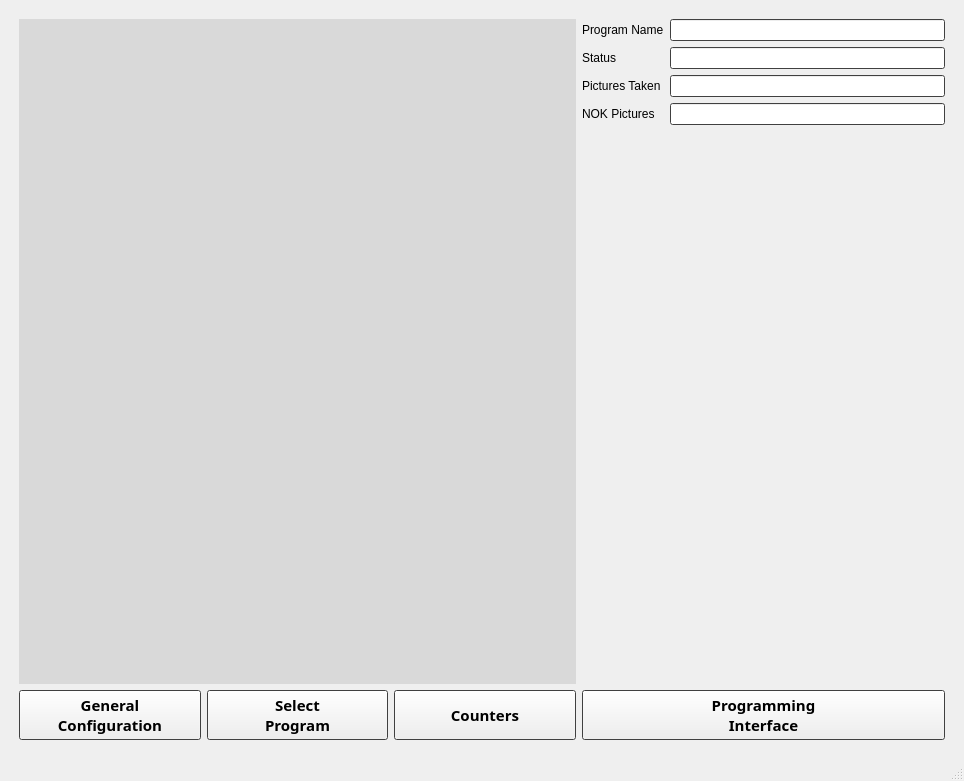
Above: RPi/ui/SFVI.ui from jorgetrumbel/SFVI-MIA before the change. Below: the same form after it.
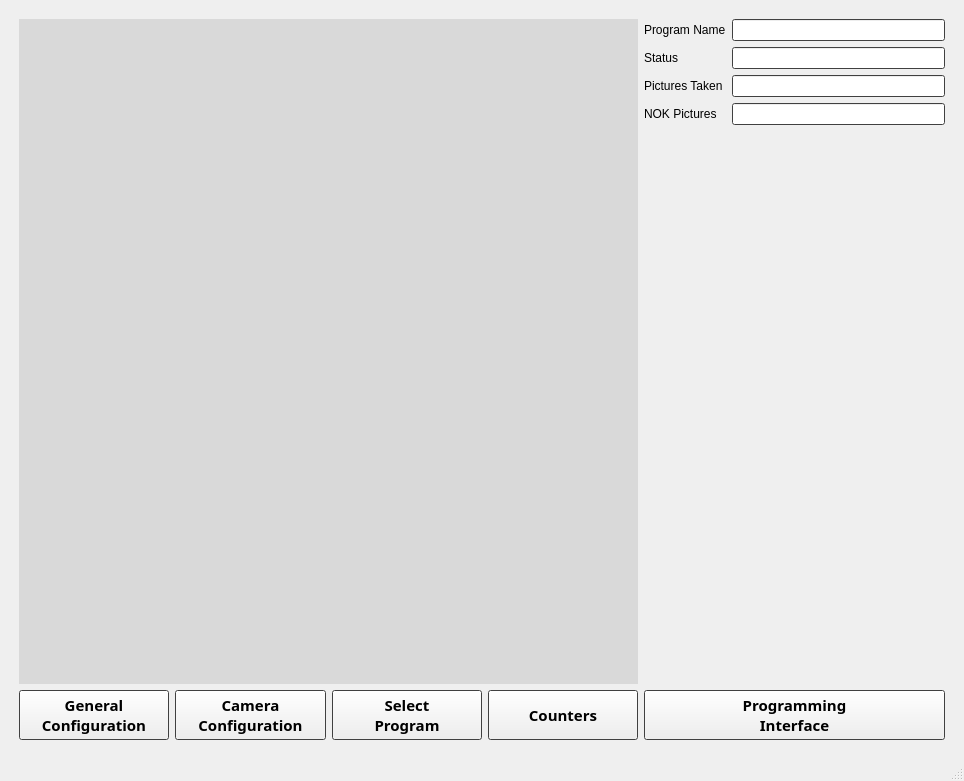
That is the form after the change. The open tabs and pages were chosen to show the change.

What changed in the file:
```diff
--- a/RPi/ui/SFVI.ui
+++ b/RPi/ui/SFVI.ui
@@ -106,195 +106,7 @@
         </property>
         <item>
          <layout class="QGridLayout" name="gridLayoutScreenMonitorMain">
-          <item row="1" column="0">
-           <widget class="QPushButton" name="buttonConfigScreenMonitorMain">
-            <property name="sizePolicy">
-             <sizepolicy hsizetype="Minimum" vsizetype="Fixed">
-              <horstretch>1</horstretch>
-              <verstretch>0</verstretch>
-             </sizepolicy>
-            </property>
-            <property name="minimumSize">
-             <size>
-              <width>0</width>
-              <height>50</height>
-             </size>
-            </property>
-            <property name="font">
-             <font>
-              <family>Sitka</family>
-              <pointsize>11</pointsize>
-              <weight>75</weight>
-              <bold>true</bold>
-             </font>
-            </property>
-            <property name="text">
-             <string>General
-Configuration</string>
-            </property>
-           </widget>
-          </item>
-          <item row="1" column="1">
-           <widget class="QPushButton" name="buttonSelectProgramScreenMonitorMain">
-            <property name="sizePolicy">
-             <sizepolicy hsizetype="Minimum" vsizetype="Fixed">
-              <horstretch>1</horstretch>
-              <verstretch>0</verstretch>
-             </sizepolicy>
-            </property>
-            <property name="minimumSize">
-             <size>
-              <width>0</width>
-              <height>50</height>
-             </size>
-            </property>
-            <property name="font">
-             <font>
-              <family>Sitka</family>
-              <pointsize>11</pointsize>
-              <weight>75</weight>
-              <bold>true</bold>
-             </font>
-            </property>
-            <property name="text">
-             <string>Select 
-Program</string>
-            </property>
-           </widget>
-          </item>
-          <item row="1" column="2">
-           <widget class="QPushButton" name="buttonCounterScreenMonitorMain">
-            <property name="sizePolicy">
-             <sizepolicy hsizetype="Minimum" vsizetype="Fixed">
-              <horstretch>1</horstretch>
-              <verstretch>0</verstretch>
-             </sizepolicy>
-            </property>
-            <property name="minimumSize">
-             <size>
-              <width>0</width>
-              <height>50</height>
-             </size>
-            </property>
-            <property name="font">
-             <font>
-              <family>Sitka</family>
-              <pointsize>11</pointsize>
-              <weight>75</weight>
-              <bold>true</bold>
-             </font>
-            </property>
-            <property name="text">
-             <string>Counters</string>
-            </property>
-           </widget>
-          </item>
-          <item row="0" column="0" colspan="3">
-           <widget class="QLabel" name="labelImageScreenMonitorMain">
-            <property name="palette">
-             <palette>
-              <active>
-               <colorrole role="Base">
-                <brush brushstyle="SolidPattern">
-                 <color alpha="255">
-                  <red>255</red>
-                  <green>255</green>
-                  <blue>255</blue>
-                 </color>
-                </brush>
-               </colorrole>
-               <colorrole role="Window">
-                <brush brushstyle="SolidPattern">
-                 <color alpha="255">
-                  <red>217</red>
-                  <green>217</green>
-                  <blue>217</blue>
-                 </color>
-                </brush>
-               </colorrole>
-              </active>
-              <inactive>
-               <colorrole role="Base">
-                <brush brushstyle="SolidPattern">
-                 <color alpha="255">
-                  <red>255</red>
-                  <green>255</green>
-                  <blue>255</blue>
-                 </color>
-                </brush>
-               </colorrole>
-               <colorrole role="Window">
-                <brush brushstyle="SolidPattern">
-                 <color alpha="255">
-                  <red>217</red>
-                  <green>217</green>
-                  <blue>217</blue>
-                 </color>
-                </brush>
-               </colorrole>
-              </inactive>
-              <disabled>
-               <colorrole role="Base">
-                <brush brushstyle="SolidPattern">
-                 <color alpha="255">
-                  <red>217</red>
-                  <green>217</green>
-                  <blue>217</blue>
-                 </color>
-                </brush>
-               </colorrole>
-               <colorrole role="Window">
-                <brush brushstyle="SolidPattern">
-                 <color alpha="255">
-                  <red>217</red>
-                  <green>217</green>
-                  <blue>217</blue>
-                 </color>
-                </brush>
-               </colorrole>
-              </disabled>
-             </palette>
-            </property>
-            <property name="autoFillBackground">
-             <bool>true</bool>
-            </property>
-            <property name="text">
-             <string/>
-            </property>
-            <property name="alignment">
-             <set>Qt::AlignCenter</set>
-            </property>
-           </widget>
-          </item>
-          <item row="1" column="6">
-           <widget class="QPushButton" name="buttonChangeToProgrammingMain">
-            <property name="sizePolicy">
-             <sizepolicy hsizetype="Minimum" vsizetype="Fixed">
-              <horstretch>2</horstretch>
-              <verstretch>0</verstretch>
-             </sizepolicy>
-            </property>
-            <property name="minimumSize">
-             <size>
-              <width>0</width>
-              <height>50</height>
-             </size>
-            </property>
-            <property name="font">
-             <font>
-              <family>Sitka</family>
-              <pointsize>11</pointsize>
-              <weight>75</weight>
-              <bold>true</bold>
-             </font>
-            </property>
-            <property name="text">
-             <string>Programming
-Interface</string>
-            </property>
-           </widget>
-          </item>
-          <item row="0" column="6">
+          <item row="0" column="7">
            <layout class="QFormLayout" name="formLayoutScreenMonitorMain">
             <item row="0" column="0">
              <widget class="QLabel" name="labelProgramNameScreenMonitorMain">
@@ -357,6 +169,222 @@
             </item>
            </layout>
           </item>
+          <item row="1" column="7">
+           <widget class="QPushButton" name="buttonChangeToProgrammingMain">
+            <property name="sizePolicy">
+             <sizepolicy hsizetype="Minimum" vsizetype="Fixed">
+              <horstretch>2</horstretch>
+              <verstretch>0</verstretch>
+             </sizepolicy>
+            </property>
+            <property name="minimumSize">
+             <size>
+              <width>0</width>
+              <height>50</height>
+             </size>
+            </property>
+            <property name="font">
+             <font>
+              <family>Sitka</family>
+              <pointsize>11</pointsize>
+              <weight>75</weight>
+              <bold>true</bold>
+             </font>
+            </property>
+            <property name="text">
+             <string>Programming
+Interface</string>
+            </property>
+           </widget>
+          </item>
+          <item row="1" column="3">
+           <widget class="QPushButton" name="buttonCounterScreenMonitorMain">
+            <property name="sizePolicy">
+             <sizepolicy hsizetype="Minimum" vsizetype="Fixed">
+              <horstretch>1</horstretch>
+              <verstretch>0</verstretch>
+             </sizepolicy>
+            </property>
+            <property name="minimumSize">
+             <size>
+              <width>0</width>
+              <height>50</height>
+             </size>
+            </property>
+            <property name="font">
+             <font>
+              <family>Sitka</family>
+              <pointsize>11</pointsize>
+              <weight>75</weight>
+              <bold>true</bold>
+             </font>
+            </property>
+            <property name="text">
+             <string>Counters</string>
+            </property>
+           </widget>
+          </item>
+          <item row="1" column="0">
+           <widget class="QPushButton" name="buttonConfigScreenMonitorMain">
+            <property name="sizePolicy">
+             <sizepolicy hsizetype="Minimum" vsizetype="Fixed">
+              <horstretch>1</horstretch>
+              <verstretch>0</verstretch>
+             </sizepolicy>
+            </property>
+            <property name="minimumSize">
+             <size>
+              <width>0</width>
+              <height>50</height>
+             </size>
+            </property>
+            <property name="font">
+             <font>
+              <family>Sitka</family>
+              <pointsize>11</pointsize>
+              <weight>75</weight>
+              <bold>true</bold>
+             </font>
+            </property>
+            <property name="text">
+             <string>General
+Configuration</string>
+            </property>
+           </widget>
+          </item>
+          <item row="0" column="0" colspan="4">
+           <widget class="QLabel" name="labelImageScreenMonitorMain">
+            <property name="palette">
+             <palette>
+              <active>
+               <colorrole role="Base">
+                <brush brushstyle="SolidPattern">
+                 <color alpha="255">
+                  <red>255</red>
+                  <green>255</green>
+                  <blue>255</blue>
+                 </color>
+                </brush>
+               </colorrole>
+               <colorrole role="Window">
+                <brush brushstyle="SolidPattern">
+                 <color alpha="255">
+                  <red>217</red>
+                  <green>217</green>
+                  <blue>217</blue>
+                 </color>
+                </brush>
+               </colorrole>
+              </active>
+              <inactive>
+               <colorrole role="Base">
+                <brush brushstyle="SolidPattern">
+                 <color alpha="255">
+                  <red>255</red>
+                  <green>255</green>
+                  <blue>255</blue>
+                 </color>
+                </brush>
+               </colorrole>
+               <colorrole role="Window">
+                <brush brushstyle="SolidPattern">
+                 <color alpha="255">
+                  <red>217</red>
+                  <green>217</green>
+                  <blue>217</blue>
+                 </color>
+                </brush>
+               </colorrole>
+              </inactive>
+              <disabled>
+               <colorrole role="Base">
+                <brush brushstyle="SolidPattern">
+                 <color alpha="255">
+                  <red>217</red>
+                  <green>217</green>
+                  <blue>217</blue>
+                 </color>
+                </brush>
+               </colorrole>
+               <colorrole role="Window">
+                <brush brushstyle="SolidPattern">
+                 <color alpha="255">
+                  <red>217</red>
+                  <green>217</green>
+                  <blue>217</blue>
+                 </color>
+                </brush>
+               </colorrole>
+              </disabled>
+             </palette>
+            </property>
+            <property name="autoFillBackground">
+             <bool>true</bool>
+            </property>
+            <property name="text">
+             <string/>
+            </property>
+            <property name="alignment">
+             <set>Qt::AlignCenter</set>
+            </property>
+           </widget>
+          </item>
+          <item row="1" column="2">
+           <widget class="QPushButton" name="buttonSelectProgramScreenMonitorMain">
+            <property name="sizePolicy">
+             <sizepolicy hsizetype="Minimum" vsizetype="Fixed">
+              <horstretch>1</horstretch>
+              <verstretch>0</verstretch>
+             </sizepolicy>
+            </property>
+            <property name="minimumSize">
+             <size>
+              <width>0</width>
+              <height>50</height>
+             </size>
+            </property>
+            <property name="font">
+             <font>
+              <family>Sitka</family>
+              <pointsize>11</pointsize>
+              <weight>75</weight>
+              <bold>true</bold>
+             </font>
+            </property>
+            <property name="text">
+             <string>Select 
+Program</string>
+            </property>
+           </widget>
+          </item>
+          <item row="1" column="1">
+           <widget class="QPushButton" name="buttonCameraConfigurationScreenMonitorMain">
+            <property name="sizePolicy">
+             <sizepolicy hsizetype="Minimum" vsizetype="Fixed">
+              <horstretch>1</horstretch>
+              <verstretch>0</verstretch>
+             </sizepolicy>
+            </property>
+            <property name="minimumSize">
+             <size>
+              <width>0</width>
+              <height>50</height>
+             </size>
+            </property>
+            <property name="font">
+             <font>
+              <family>Sitka</family>
+              <pointsize>11</pointsize>
+              <weight>75</weight>
+              <bold>true</bold>
+             </font>
+            </property>
+            <property name="text">
+             <string>Camera
+Configuration</string>
+            </property>
+           </widget>
+          </item>
          </layout>
         </item>
        </layout>
```
Left out of the diff: 36 changed lines with no effect on the pictures.
